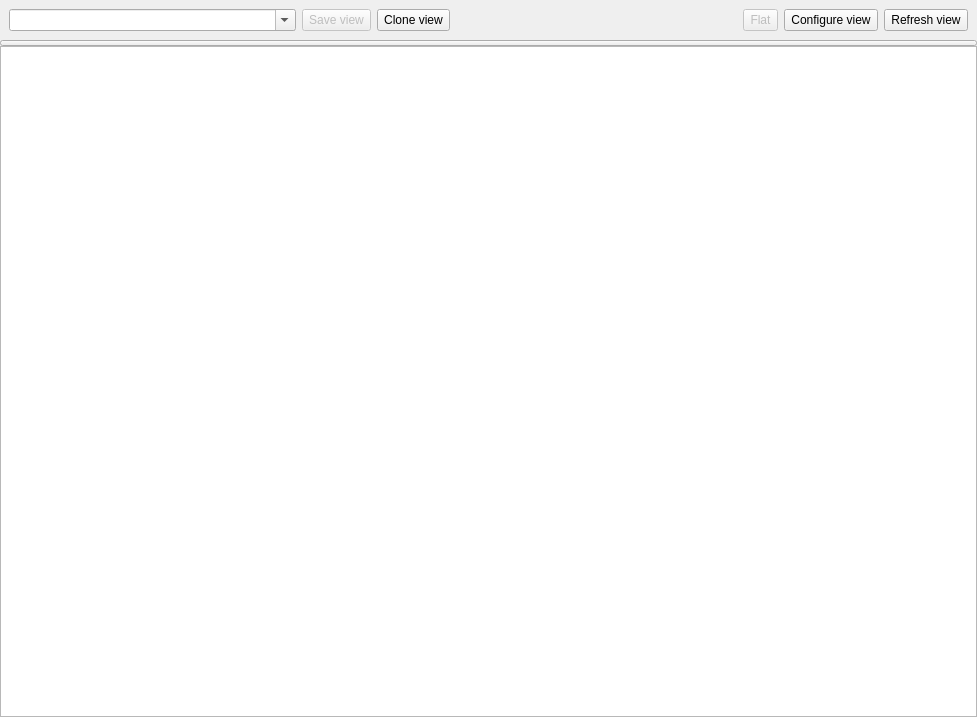
Above: machinelistviewer.ui from qmc2/qmc2-mame-fe before the change. Below: the same form after it.
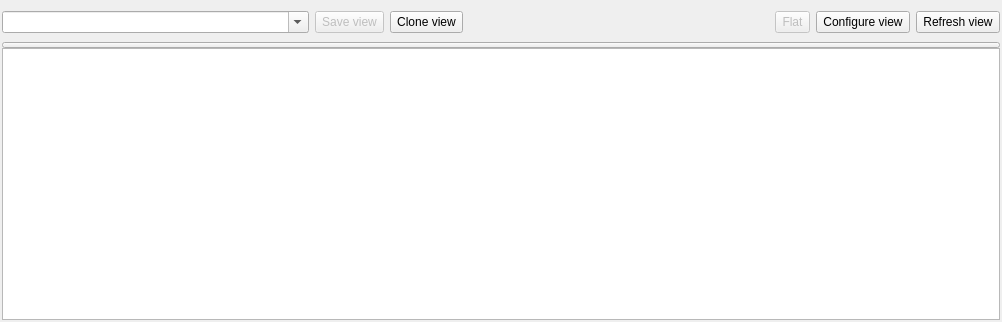
That is the form after the change. Icons and pictures are not drawn.

Commit message: wip: layout adjustments

```diff
--- a/machinelistviewer.ui
+++ b/machinelistviewer.ui
@@ -6,23 +6,29 @@
    <rect>
     <x>0</x>
     <y>0</y>
-    <width>977</width>
-    <height>717</height>
+    <width>1002</width>
+    <height>322</height>
    </rect>
   </property>
   <property name="windowTitle">
    <string>Machine list viewer</string>
   </property>
   <layout class="QGridLayout" name="gridLayout">
-   <property name="verticalSpacing">
-    <number>0</number>
-   </property>
    <property name="margin">
+    <number>2</number>
+   </property>
+   <property name="spacing">
     <number>0</number>
    </property>
    <item row="0" column="0">
     <widget class="QWidget" name="widgetMenu" native="true">
-     <layout class="QGridLayout" name="gridLayoutWidgetConfigure">
+     <layout class="QGridLayout" name="gridLayout_2">
+      <property name="leftMargin">
+       <number>0</number>
+      </property>
+      <property name="rightMargin">
+       <number>0</number>
+      </property>
       <item row="0" column="0">
        <widget class="QComboBox" name="comboBoxViewName">
         <property name="sizePolicy">
@@ -39,7 +45,56 @@
         </property>
        </widget>
       </item>
-      <item row="0" column="4">
+      <item row="0" column="1">
+       <widget class="QToolButton" name="toolButtonSaveView">
+        <property name="enabled">
+         <bool>false</bool>
+        </property>
+        <property name="sizePolicy">
+         <sizepolicy hsizetype="Fixed" vsizetype="Minimum">
+          <horstretch>0</horstretch>
+          <verstretch>0</verstretch>
+         </sizepolicy>
+        </property>
+        <property name="toolTip">
+         <string>Save view</string>
+        </property>
+        <property name="text">
+         <string>Save view</string>
+        </property>
+        <property name="icon">
+         <iconset resource="qmc2.qrc">
+          <normaloff>:/data/img/filesaveas_and_apply.png</normaloff>:/data/img/filesaveas_and_apply.png</iconset>
+        </property>
+        <property name="toolButtonStyle">
+         <enum>Qt::ToolButtonTextBesideIcon</enum>
+        </property>
+       </widget>
+      </item>
+      <item row="0" column="2">
+       <widget class="QToolButton" name="toolButtonCloneView">
+        <property name="sizePolicy">
+         <sizepolicy hsizetype="Fixed" vsizetype="Minimum">
+          <horstretch>0</horstretch>
+          <verstretch>0</verstretch>
+         </sizepolicy>
+        </property>
+        <property name="toolTip">
+         <string>Clone view</string>
+        </property>
+        <property name="text">
+         <string>Clone view</string>
+        </property>
+        <property name="icon">
+         <iconset resource="qmc2.qrc">
+          <normaloff>:/data/img/editcopy.png</normaloff>:/data/img/editcopy.png</iconset>
+        </property>
+        <property name="toolButtonStyle">
+         <enum>Qt::ToolButtonTextBesideIcon</enum>
+        </property>
+       </widget>
+      </item>
+      <item row="0" column="3">
        <spacer name="horizontalSpacer">
         <property name="orientation">
          <enum>Qt::Horizontal</enum>
@@ -55,102 +110,7 @@
         </property>
        </spacer>
       </item>
-      <item row="0" column="6">
-       <widget class="QToolButton" name="toolButtonConfigureView">
-        <property name="sizePolicy">
-         <sizepolicy hsizetype="Fixed" vsizetype="Minimum">
-          <horstretch>0</horstretch>
-          <verstretch>0</verstretch>
-         </sizepolicy>
-        </property>
-        <property name="toolTip">
-         <string>Configure view</string>
-        </property>
-        <property name="text">
-         <string>Configure view</string>
-        </property>
-        <property name="icon">
-         <iconset resource="qmc2.qrc">
-          <normaloff>:/data/img/filter.png</normaloff>:/data/img/filter.png</iconset>
-        </property>
-        <property name="toolButtonStyle">
-         <enum>Qt::ToolButtonTextBesideIcon</enum>
-        </property>
-       </widget>
-      </item>
-      <item row="0" column="2">
-       <widget class="QToolButton" name="toolButtonCloneView">
-        <property name="sizePolicy">
-         <sizepolicy hsizetype="Fixed" vsizetype="Minimum">
-          <horstretch>0</horstretch>
-          <verstretch>0</verstretch>
-         </sizepolicy>
-        </property>
-        <property name="toolTip">
-         <string>Clone view</string>
-        </property>
-        <property name="text">
-         <string>Clone view</string>
-        </property>
-        <property name="icon">
-         <iconset resource="qmc2.qrc">
-          <normaloff>:/data/img/editcopy.png</normaloff>:/data/img/editcopy.png</iconset>
-        </property>
-        <property name="toolButtonStyle">
-         <enum>Qt::ToolButtonTextBesideIcon</enum>
-        </property>
-       </widget>
-      </item>
-      <item row="0" column="7">
-       <widget class="QToolButton" name="toolButtonRefreshView">
-        <property name="sizePolicy">
-         <sizepolicy hsizetype="Fixed" vsizetype="Minimum">
-          <horstretch>0</horstretch>
-          <verstretch>0</verstretch>
-         </sizepolicy>
-        </property>
-        <property name="toolTip">
-         <string>Refresh view</string>
-        </property>
-        <property name="text">
-         <string>Refresh view</string>
-        </property>
-        <property name="icon">
-         <iconset resource="qmc2.qrc">
-          <normaloff>:/data/img/reload.png</normaloff>:/data/img/reload.png</iconset>
-        </property>
-        <property name="toolButtonStyle">
-         <enum>Qt::ToolButtonTextBesideIcon</enum>
-        </property>
-       </widget>
-      </item>
-      <item row="0" column="1">
-       <widget class="QToolButton" name="toolButtonSaveView">
-        <property name="enabled">
-         <bool>false</bool>
-        </property>
-        <property name="sizePolicy">
-         <sizepolicy hsizetype="Fixed" vsizetype="Minimum">
-          <horstretch>0</horstretch>
-          <verstretch>0</verstretch>
-         </sizepolicy>
-        </property>
-        <property name="toolTip">
-         <string>Save view</string>
-        </property>
-        <property name="text">
-         <string>Save view</string>
-        </property>
-        <property name="icon">
-         <iconset resource="qmc2.qrc">
-          <normaloff>:/data/img/filesaveas_and_apply.png</normaloff>:/data/img/filesaveas_and_apply.png</iconset>
-        </property>
-        <property name="toolButtonStyle">
-         <enum>Qt::ToolButtonTextBesideIcon</enum>
-        </property>
-       </widget>
-      </item>
-      <item row="0" column="5">
+      <item row="0" column="4">
        <widget class="QToolButton" name="toolButtonViewModeToggle">
         <property name="enabled">
          <bool>false</bool>
@@ -176,6 +136,52 @@
         </property>
        </widget>
       </item>
+      <item row="0" column="5">
+       <widget class="QToolButton" name="toolButtonConfigureView">
+        <property name="sizePolicy">
+         <sizepolicy hsizetype="Fixed" vsizetype="Minimum">
+          <horstretch>0</horstretch>
+          <verstretch>0</verstretch>
+         </sizepolicy>
+        </property>
+        <property name="toolTip">
+         <string>Configure view</string>
+        </property>
+        <property name="text">
+         <string>Configure view</string>
+        </property>
+        <property name="icon">
+         <iconset resource="qmc2.qrc">
+          <normaloff>:/data/img/filter.png</normaloff>:/data/img/filter.png</iconset>
+        </property>
+        <property name="toolButtonStyle">
+         <enum>Qt::ToolButtonTextBesideIcon</enum>
+        </property>
+       </widget>
+      </item>
+      <item row="0" column="6">
+       <widget class="QToolButton" name="toolButtonRefreshView">
+        <property name="sizePolicy">
+         <sizepolicy hsizetype="Fixed" vsizetype="Minimum">
+          <horstretch>0</horstretch>
+          <verstretch>0</verstretch>
+         </sizepolicy>
+        </property>
+        <property name="toolTip">
+         <string>Refresh view</string>
+        </property>
+        <property name="text">
+         <string>Refresh view</string>
+        </property>
+        <property name="icon">
+         <iconset resource="qmc2.qrc">
+          <normaloff>:/data/img/reload.png</normaloff>:/data/img/reload.png</iconset>
+        </property>
+        <property name="toolButtonStyle">
+         <enum>Qt::ToolButtonTextBesideIcon</enum>
+        </property>
+       </widget>
+      </item>
      </layout>
     </widget>
    </item>
```
